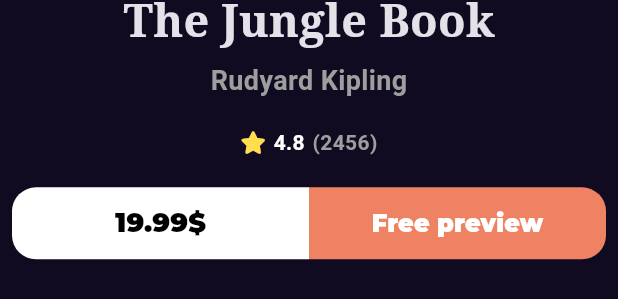
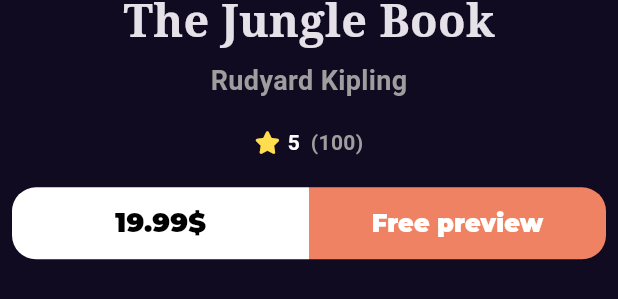
Before and after one commit to hossamqassem/Bookly-app, a Flutter app: the BookDetailesSection widget shown alone on an empty page, opened directly, on a phone screen of 412 x 824 dp. Shown: the part 446-745 px from the top of the screen. Run offline on Flutter 3.47's test engine with Material 3 defaults, Android fonts, the phone set to English and light mode, and no system bars; drawn by our look-alikes of cached_network_image; our stand-ins replace bloc, dartz, dio, equatable, flutter_bloc, font_awesome_flutter and 3 more; network calls fail.

Commit message:
fetch similer books

```diff
--- a/lib/features/home/data/repos/home_repo.dart
+++ b/lib/features/home/data/repos/home_repo.dart
@@ -5,4 +5,6 @@ import 'package:dartz/dartz.dart';
 abstract class HomeRepo {
   Future<Either<Failuer, List<BookModel>>> fetchNewsSetBooks();
   Future<Either<Failuer, List<BookModel>>> fetchFeaturedBooks();
+  Future<Either<Failuer, List<BookModel>>> fetchSimilarBooks(
+      {required String category});
 }
--- a/lib/features/home/presention/manger/newest_books_cubit/newest_books_cubit.dart
+++ b/lib/features/home/presention/manger/newest_books_cubit/newest_books_cubit.dart
@@ -13,7 +13,7 @@ class NewestBooksCubit extends Cubit<NewestBooksState> {
   Future<void> fetchNewestBoodBooks() async {
     emit(NewestBooksLoading());
 
-    var result = await homeRepo.fetchFeaturedBooks();
+    var result = await homeRepo.fetchNewsSetBooks();
     result.fold((failuer) {
       emit(NewestBooksFailure(errorMessage: failuer.errorMessage));
     }, (books) {
--- /dev/null
+++ b/lib/features/home/presention/manger/similar_books_cubit/similar_books_cubit.dart
@@ -0,0 +1,24 @@
+import 'package:bookly_app/features/home/data/models/book_model/book_model.dart';
+import 'package:bookly_app/features/home/data/repos/home_repo.dart';
+
+import 'package:equatable/equatable.dart';
+import 'package:flutter_bloc/flutter_bloc.dart';
+
+part 'similar_books_state.dart';
+
+class SimilarBooksCubit extends Cubit<SimilarBooksState> {
+  SimilarBooksCubit(this.homeRepo) : super(SimilarBooksCubitInitial());
+  final HomeRepo homeRepo;
+
+  Future<void> fetchSimilarBooks({required String category}) async {
+    emit(SimilarBooksLoading());
+
+    var result = await homeRepo.fetchSimilarBooks(category: category);
+    ();
+    result.fold((failuer) {
+      emit(SimilarBooksFailure(errorMessage: failuer.errorMessage));
+    }, (books) {
+      emit(SimilarBooksSuccess(books: books));
+    });
+  }
+}
--- a/lib/features/home/presention/views/widgets/book_rating.dart
+++ b/lib/features/home/presention/views/widgets/book_rating.dart
@@ -3,20 +3,26 @@ import 'package:font_awesome_flutter/font_awesome_flutter.dart';
 
 class BookRating extends StatelessWidget {
   const BookRating(
-      {super.key, this.mainAxisAlignment = MainAxisAlignment.center});
+      {super.key,
+      this.mainAxisAlignment = MainAxisAlignment.center,
+      required this.rating,
+      required this.count});
   final MainAxisAlignment mainAxisAlignment;
+  final int rating;
+  final int count;
   @override
   Widget build(BuildContext context) {
     return Row(
       mainAxisAlignment: mainAxisAlignment,
-      children: const [
-        Icon(FontAwesomeIcons.solidStar, color: Color(0XFFFFDD4F), size: 15),
-        SizedBox(
+      children: [
+        const Icon(FontAwesomeIcons.solidStar,
+            color: Color(0XFFFFDD4F), size: 15),
+        const SizedBox(
           width: 7,
         ),
         Text(
-          '4.8',
-          style: TextStyle(
+          rating.toString(),
+          style: const TextStyle(
             fontSize: 14,
             fontWeight: FontWeight.w600,
             color: Colors.white,
@@ -24,11 +30,11 @@ class BookRating extends StatelessWidget {
             decoration: TextDecoration.none,
           ),
         ),
-        SizedBox(
-          width: 5,
+        const SizedBox(
+          width: 7,
         ),
-        Text('(2456)',
-            style: TextStyle(
+        Text('($count)',
+            style: const TextStyle(
               fontSize: 14,
               fontWeight: FontWeight.w600,
               color: Colors.grey,
--- a/lib/features/home/presention/views/widgets/books_detailes_section.dart
+++ b/lib/features/home/presention/views/widgets/books_detailes_section.dart
@@ -39,6 +39,8 @@ class BookDetailesSection extends StatelessWidget {
             )),
         const SizedBox(height: 18),
         const BookRating(
+          rating: 5,
+          count: 100,
           mainAxisAlignment: MainAxisAlignment.center,
         ),
         const SizedBox(
--- a/lib/features/home/presention/views/widgets/featured_list_view.dart
+++ b/lib/features/home/presention/views/widgets/featured_list_view.dart
@@ -24,7 +24,8 @@ class FeaturedBooksListView extends StatelessWidget {
                   padding: const EdgeInsets.symmetric(horizontal: 8),
                   child: CustomBookImage(
                     imageUrl:
-                        state.books[index].volumeInfo.imageLinks!.thumbnail,
+                        state.books[index].volumeInfo.imageLinks?.thumbnail ??
+                            '',
                   ),
                 );
               },
--- a/lib/features/home/presention/views/widgets/home_view_body.dart
+++ b/lib/features/home/presention/views/widgets/home_view_body.dart
@@ -1,5 +1,5 @@
 import 'package:bookly_app/features/home/presention/views/widgets/best_seller_list_view.dart';
-import 'package:bookly_app/features/home/presention/views/widgets/best_seller_views_item.dart';
+
 import 'package:bookly_app/features/home/presention/views/widgets/custom_appbar.dart';
 
 import 'package:bookly_app/features/home/presention/views/widgets/featured_list_view.dart';
@@ -11,6 +11,7 @@ class HomeViewBody extends StatelessWidget {
   @override
   Widget build(BuildContext context) {
     return const CustomScrollView(
+      physics: BouncingScrollPhysics(),
       slivers: [
         SliverToBoxAdapter(
             child: Column(
@@ -27,7 +28,7 @@ class HomeViewBody extends StatelessWidget {
             Padding(
               padding: EdgeInsets.symmetric(horizontal: 30),
               child: Text(
-                'Best Seller',
+                'Newest Books',
                 style: TextStyle(
                   fontSize: 19,
                   fontWeight: FontWeight.bold,
--- a/lib/features/search/presentions/views/widgets/search_view_body.dart
+++ b/lib/features/search/presentions/views/widgets/search_view_body.dart
@@ -45,7 +45,8 @@ class SearchResultListView extends StatelessWidget {
       itemBuilder: (context, index) {
         return const Padding(
           padding: EdgeInsets.symmetric(vertical: 10),
-          child: BooksListViewItem(),
+          // child: BooksListViewItem(),
+          child: Text('data'),
         );
       },
     );
```
Also changed, not shown: lib/core/utils/app_router.dart (+11 -1 lines), lib/core/utils/widgets/custom_error_widget.dart (+8 -6 lines), lib/features/home/data/repos/home_repo_impl.dart (+31 -2 lines), lib/features/home/presention/manger/similar_books_cubit/similar_books_state.dart (added, +24 -0 lines), lib/features/home/presention/views/book_detiles_view.dart (+17 -3 lines), lib/features/home/presention/views/widgets/best_seller_list_view.dart (+21 -4 lines), lib/features/home/presention/views/widgets/best_seller_views_item.dart (+19 -22 lines), lib/features/home/presention/views/widgets/similar_books_list_view.dart (+13 -0 lines), 4 other files.
